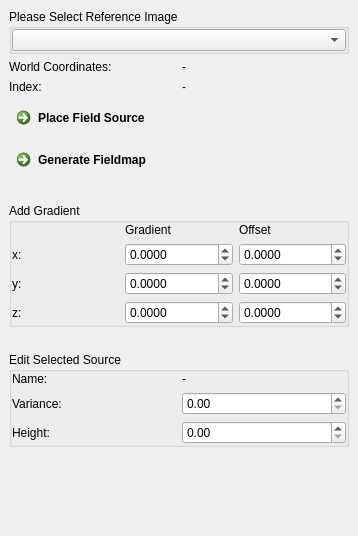
MITK/MITK, file Plugins/org.mitk.gui.qt.diffusionimaging.fiberfox/src/internal/QmitkFieldmapGeneratorViewControls.ui: the form before one commit.
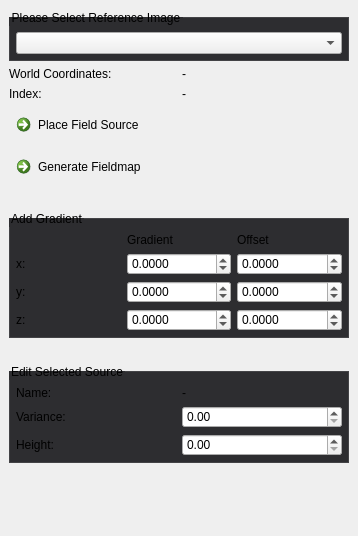
The form after the commit. Custom widgets are drawn as their Qt base class.

Commit message: Update diffusion view style

Diff of the .ui file:
```diff
--- a/Plugins/org.mitk.gui.qt.diffusionimaging.fiberfox/src/internal/QmitkFieldmapGeneratorViewControls.ui
+++ b/Plugins/org.mitk.gui.qt.diffusionimaging.fiberfox/src/internal/QmitkFieldmapGeneratorViewControls.ui
@@ -19,6 +19,43 @@
   <property name="windowTitle">
    <string>QmitkTemplate</string>
   </property>
+  <property name="styleSheet">
+   <string>QCommandLinkButton {
+  font-weight: normal;
+}
+
+QCommandLinkButton:disabled {
+  border: none;
+  font-weight: lighter;
+}
+
+QToolBox::tab {
+  border: 1px solid #434346;
+  font-weight: bold;
+}
+
+QToolBox::tab:hover {
+  background-color: #434346;
+  font-weight: bold;
+}
+
+QToolBox::tab:selected {
+  background-color: #1c97ea;
+  border: 1px solid #1c97ea;
+  font-weight: bold;
+}
+
+QGroupBox {
+  border: 1px solid #434346;
+  background-color: #2d2d30;
+  margin-top: 8px;
+  padding-top: 8px;
+}
+
+QGroupBox, QGroupBox:disabled {
+  background-color: #2d2d30;
+}</string>
+  </property>
   <layout class="QGridLayout" name="gridLayout_5">
    <property name="leftMargin">
     <number>9</number>
@@ -129,16 +166,16 @@
         </property>
         <layout class="QGridLayout" name="gridLayout_3">
          <property name="leftMargin">
-          <number>0</number>
+          <number>6</number>
          </property>
          <property name="topMargin">
-          <number>0</number>
+          <number>6</number>
          </property>
          <property name="rightMargin">
-          <number>0</number>
+          <number>6</number>
          </property>
          <property name="bottomMargin">
-          <number>0</number>
+          <number>6</number>
          </property>
          <item row="0" column="0">
           <widget class="QmitkDataStorageComboBox" name="m_SelectedImageBox"/>
@@ -156,16 +193,16 @@
      </property>
      <layout class="QGridLayout" name="gridLayout_4">
       <property name="leftMargin">
-       <number>0</number>
+       <number>6</number>
       </property>
       <property name="topMargin">
-       <number>0</number>
+       <number>6</number>
       </property>
       <property name="rightMargin">
-       <number>0</number>
+       <number>6</number>
       </property>
       <property name="bottomMargin">
-       <number>0</number>
+       <number>6</number>
       </property>
       <item row="0" column="1">
        <widget class="QLabel" name="label_10">
@@ -306,16 +343,16 @@
      </property>
      <layout class="QGridLayout" name="gridLayout_2">
       <property name="leftMargin">
-       <number>0</number>
+       <number>6</number>
       </property>
       <property name="topMargin">
-       <number>0</number>
+       <number>6</number>
       </property>
       <property name="rightMargin">
-       <number>0</number>
+       <number>6</number>
       </property>
       <property name="bottomMargin">
-       <number>0</number>
+       <number>6</number>
       </property>
       <item row="0" column="0">
        <widget class="QLabel" name="label_6">
@@ -364,7 +401,7 @@
    </item>
   </layout>
  </widget>
- <layoutdefault spacing="6" margin="11"/>
+ <layoutdefault spacing="6" margin="11"></layoutdefault>
  <customwidgets>
   <customwidget>
    <class>QmitkDataStorageComboBox</class>
```
Left out of the diff: 8 changed lines with no effect on the pictures. The commit also changes 32 other files.
